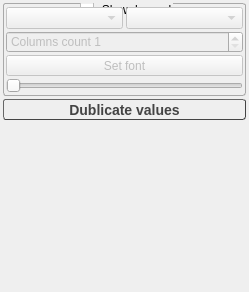
Before: the Qt Designer form Rragraph/src/LegendSettings.ui in rasmadeus/Rragraph, drawn with Qt 5.
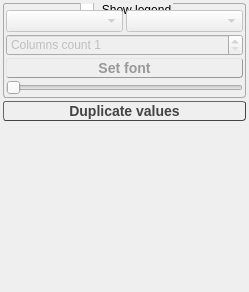
After: the same form once the commit is applied.

The edit to the form file:
```diff
--- a/Rragraph/src/LegendSettings.ui
+++ b/Rragraph/src/LegendSettings.ui
@@ -59,7 +59,7 @@
        <number>2</number>
       </property>
       <property name="topMargin">
-       <number>3</number>
+       <number>6</number>
       </property>
       <property name="rightMargin">
        <number>2</number>
@@ -131,7 +131,21 @@
          <string>Set the legend font.</string>
         </property>
         <property name="styleSheet">
-         <string notr="true"/>
+         <string notr="true">QToolButton{
+    border-style: outset;
+    border-width: 1px;
+    font: bold 14px;
+    border-radius: 3px;
+    min-width: 10em;
+    color: #444444;
+    height: 15px;
+}
+QToolButton:pressed {
+color: #999999;
+}
+QToolButton:disabled {
+color: #999999;
+}</string>
         </property>
         <property name="text">
          <string>Set font</string>
@@ -184,14 +198,15 @@
     font: bold 14px;
     border-radius: 3px;
     min-width: 10em;
-color: #444444;
+    color: #444444;
+    height: 15px;
 }
 QToolButton:pressed {
 color: #999999;
 }</string>
      </property>
      <property name="text">
-      <string>Dublicate values</string>
+      <string>Duplicate values</string>
      </property>
     </widget>
    </item>
```
Left out of the diff: 4 changed lines with no effect on the pictures.
